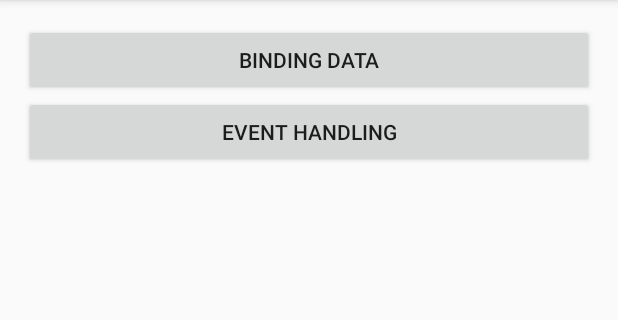
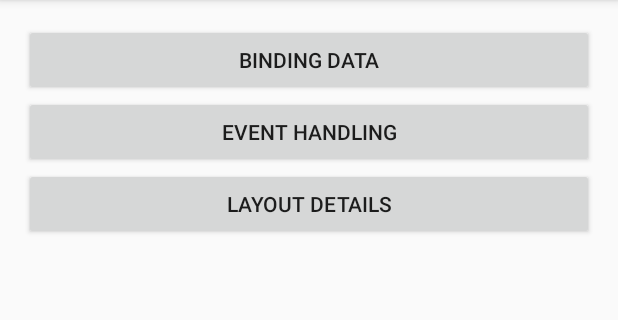
Before and after one commit to msmtmsmt123/DataBindingExample, an Android app: the screen it shows after launch (MainActivity), on a phone screen of 412 x 824 dp, the part 84-404 px from its top. Run offline under Robolectric (Android 15) with nearby library versions, the phone set to English and light mode, and no system bars; our stand-ins replace data binding.

Commit message:
新增Layout Details

```diff
--- a/app/src/main/AndroidManifest.xml
+++ b/app/src/main/AndroidManifest.xml
@@ -16,6 +16,7 @@
         </activity>
         <activity android:name="com.huangyu.databindingexample.binding_data.BindingDataActivity" />
         <activity android:name="com.huangyu.databindingexample.event_handling.EventHandlingActivity" />
+        <activity android:name="com.huangyu.databindingexample.layout_details.LayoutDetailsActivity" />
     </application>
 
 </manifest>
--- a/app/src/main/java/com/huangyu/databindingexample/MainActivity.java
+++ b/app/src/main/java/com/huangyu/databindingexample/MainActivity.java
@@ -8,6 +8,7 @@ import android.support.v7.app.AppCompatActivity;
 import com.huangyu.databindingexample.binding_data.BindingDataActivity;
 import com.huangyu.databindingexample.databinding.ActivityMainBinding;
 import com.huangyu.databindingexample.event_handling.EventHandlingActivity;
+import com.huangyu.databindingexample.layout_details.LayoutDetailsActivity;
 
 public class MainActivity extends AppCompatActivity {
 
@@ -31,6 +32,10 @@ public class MainActivity extends AppCompatActivity {
         public void eventHandling() {
             toNextActivity(EventHandlingActivity.class);
         }
+
+        public void layoutDetails() {
+            toNextActivity(LayoutDetailsActivity.class);
+        }
     }
 
 }
--- a/app/src/main/res/layout/activity_main.xml
+++ b/app/src/main/res/layout/activity_main.xml
@@ -31,5 +31,11 @@
             android:onClick="@{() -> handlers.eventHandling()}"
             android:text="@string/event_handling" />
 
+        <Button
+            android:layout_width="match_parent"
+            android:layout_height="wrap_content"
+            android:onClick="@{() -> handlers.layoutDetails()}"
+            android:text="@string/layout_details" />
+
     </LinearLayout>
 </layout>
--- a/app/src/main/res/values/strings.xml
+++ b/app/src/main/res/values/strings.xml
@@ -2,4 +2,5 @@
     <string name="app_name">DataBindingExample</string>
     <string name="binding_data">Binding Data</string>
     <string name="event_handling">Event Handling</string>
+    <string name="layout_details">Layout details</string>
 </resources>
```
Also changed, not shown: app/src/main/java/com/huangyu/databindingexample/layout_details/LayoutDetailsActivity.java (added, +25 -0 lines), app/src/main/res/layout/activity_layout_details.xml (added, +39 -0 lines).
